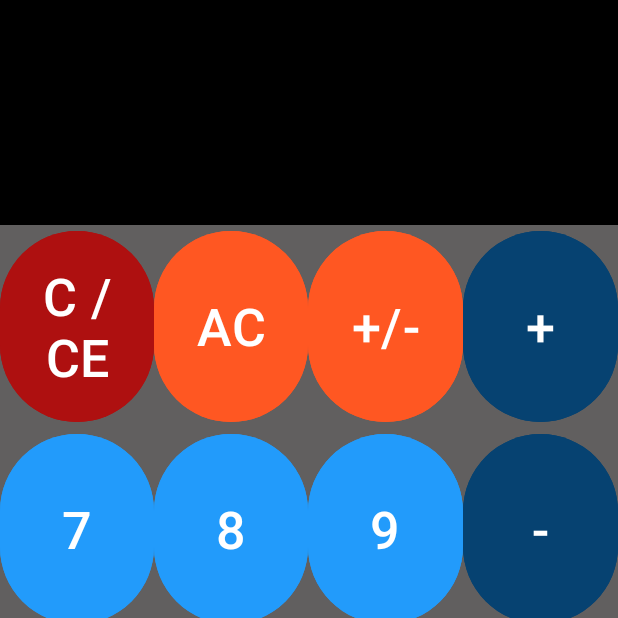
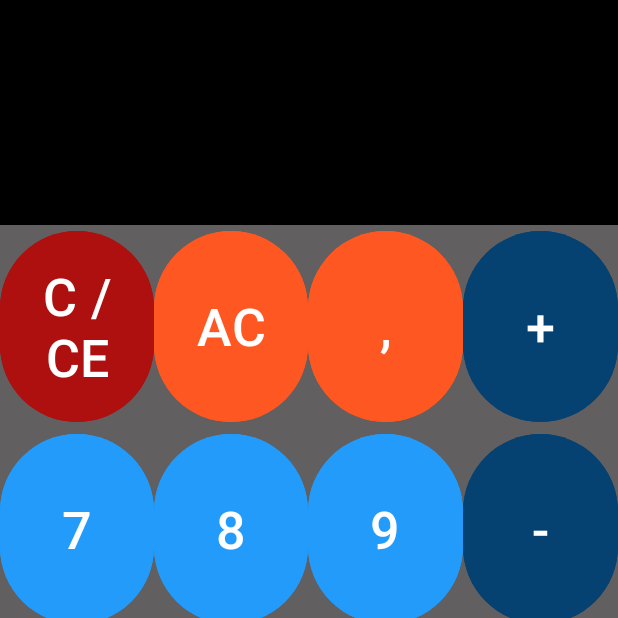
Before and after one commit to Jvsin/calculatorApp, an Android app: the BasicCalcActivity screen opened directly, with no data from a screen before it, on a phone screen of 412 x 824 dp, the top half of it. Run offline under Robolectric (Android 15) with nearby library versions, the phone set to English and light mode, and no system bars.

Commit message:
poprawa stringów

```diff
--- a/app/src/main/res/layout/basic.xml
+++ b/app/src/main/res/layout/basic.xml
@@ -49,7 +49,7 @@
                 android:autoSizeMaxTextSize="35sp"
                 android:layout_weight="1"
                 android:layout_gravity="center_horizontal|center"
-                android:text="C / CE" />
+                android:text="@string/clear" />
 
             <Button
                 android:id="@+id/allClearButton"
@@ -60,7 +60,7 @@
                 android:autoSizeMaxTextSize="35sp"
                 android:layout_weight="1"
                 android:layout_gravity="center_horizontal|center"
-                android:text="AC" />
+                android:text="@string/AllClear" />
 
             <Button
                 android:id="@+id/changeSignButton"
@@ -71,7 +71,7 @@
                 android:autoSizeTextType="uniform"
                 android:autoSizeMaxTextSize="35sp"
                 android:accessibilityHeading="false"
-                android:text="+/-"
+                android:text="@string/Coma"
                 android:layout_gravity="center_horizontal|center"
                 android:visibility="visible" />
 
@@ -84,7 +84,7 @@
                 android:autoSizeMaxTextSize="35sp"
                 android:layout_weight="1"
                 android:layout_gravity="center_horizontal|center"
-                android:text="+" />
+                android:text="@string/Plus" />
         </LinearLayout>
 
         <LinearLayout
@@ -105,7 +105,7 @@
                 android:autoSizeMaxTextSize="35sp"
                 android:layout_weight="1"
                 android:layout_gravity="center_horizontal|center"
-                android:text="7" />
+                android:text="@string/Seven" />
 
             <Button
                 android:id="@+id/button8"
@@ -116,7 +116,7 @@
                 android:autoSizeMaxTextSize="35sp"
                 android:layout_weight="1"
                 android:layout_gravity="center_horizontal|center"
-                android:text="8" />
+                android:text="@string/Eight" />
 
             <Button
                 android:id="@+id/button9"
@@ -127,7 +127,7 @@
                 android:layout_height="match_parent"
                 android:layout_gravity="center_horizontal|center"
                 android:layout_weight="1"
-                android:text="9" />
+                android:text="@string/Nine" />
 
             <Button
                 android:id="@+id/buttonMinus"
@@ -138,7 +138,7 @@
                 android:autoSizeMaxTextSize="35sp"
                 android:layout_gravity="center_horizontal|center"
                 android:layout_weight="1"
-                android:text="-" />
+                android:text="@string/Minus" />
         </LinearLayout>
 
         <LinearLayout
@@ -158,7 +158,7 @@
                 android:autoSizeMaxTextSize="35sp"
                 android:layout_gravity="center_horizontal|center"
                 android:layout_weight="1"
-                android:text="4" />
+                android:text="@string/Four" />
 
             <Button
                 android:id="@+id/button5"
@@ -169,7 +169,7 @@
                 android:autoSizeMaxTextSize="35sp"
                 android:layout_gravity="center_horizontal|center"
                 android:layout_weight="1"
-                android:text="5" />
+                android:text="@string/Five" />
 
             <Button
                 android:id="@+id/button6"
@@ -180,7 +180,7 @@
                 android:autoSizeMaxTextSize="35sp"
                 android:layout_gravity="center_horizontal|center"
                 android:layout_weight="1"
-                android:text="6" />
+                android:text="@string/Six" />
 
             <Button
                 android:id="@+id/buttonMultiply"
@@ -191,7 +191,7 @@
                 android:autoSizeMaxTextSize="35sp"
                 android:layout_gravity="center_horizontal|center"
                 android:layout_weight="1"
-                android:text="X" />
+                android:text="@string/Multiply" />
         </LinearLayout>
 
         <LinearLayout
@@ -211,7 +211,7 @@
                 android:autoSizeMaxTextSize="35sp"
                 android:layout_gravity="center_horizontal|center"
                 android:layout_weight="1"
-                android:text="1" />
+                android:text="@string/One" />
 
             <Button
                 android:id="@+id/button2"
@@ -222,7 +222,7 @@
                 android:autoSizeMaxTextSize="35sp"
                 android:layout_gravity="center_horizontal|center"
                 android:layout_weight="1"
-                android:text="2" />
+                android:text="@string/Two" />
 
             <Button
                 android:id="@+id/button3"
@@ -233,7 +233,7 @@
                 android:autoSizeMaxTextSize="35sp"
                 android:layout_gravity="center_horizontal|center"
                 android:layout_weight="1"
-                android:text="3" />
+                android:text="@string/Three" />
 
             <Button
                 android:id="@+id/buttonDivide"
@@ -244,7 +244,7 @@
                 android:autoSizeMaxTextSize="35sp"
                 android:layout_gravity="center_horizontal|center"
                 android:layout_weight="1"
-                android:text="/" />
+                android:text="@string/Divide" />
 
         </LinearLayout>
 
@@ -265,7 +265,7 @@
                 android:autoSizeMaxTextSize="35sp"
                 android:layout_gravity="center_horizontal|center"
                 android:layout_weight="2"
-                android:text="0" />
+                android:text="@string/Zero" />
 
             <Button
                 android:id="@+id/buttonComa"
@@ -276,7 +276,7 @@
                 android:autoSizeMaxTextSize="35sp"
                 android:layout_gravity="center_horizontal|center"
                 android:layout_weight="1"
-                android:text="," />
+                android:text="@string/Coma" />
 
             <Button
                 android:id="@+id/buttonEqual"
@@ -287,7 +287,7 @@
                 android:autoSizeMaxTextSize="35sp"
                 android:layout_gravity="center_horizontal|center"
                 android:layout_weight="1"
-                android:text="=" />
+                android:text="@string/Equal" />
 
         </LinearLayout>
 
--- a/app/src/main/res/values/strings.xml
+++ b/app/src/main/res/values/strings.xml
@@ -4,4 +4,32 @@
     <string name="przedmiot">Przedmiot: Technologie Mobilne 2023/2024 sem. letni</string>
     <string name="opis">Projekt aplikacji mobilnej kalkulatora podstawowego oraz zaawansowanego.</string>
     <string name="powrot">Wróć</string>
+    <string name="clear">C / CE</string>
+    <string name="AllClear">AC</string>
+    <string name="Sign">+/-</string>
+    <string name="Percent">%</string>
+    <string name="Sinus">sin(x)</string>
+    <string name="Cosinus">cos(x)</string>
+    <string name="Tangens">tan(x)</string>
+    <string name="Power2">x^2</string>
+    <string name="NaturalLog">ln(x)</string>
+    <string name="DecimalLog">log(x)</string>
+    <string name="Square">sqrt(x)</string>
+    <string name="PowerY">x^y</string>
+    <string name="Seven">7</string>
+    <string name="Eight">8</string>
+    <string name="Nine">9</string>
+    <string name="Plus">+</string>
+    <string name="Four">4</string>
+    <string name="Five">5</string>
+    <string name="Six">6</string>
+    <string name="Minus">-</string>
+    <string name="One">1</string>
+    <string name="Two">2</string>
+    <string name="Three">3</string>
+    <string name="Multiply">X</string>
+    <string name="Coma">,</string>
+    <string name="Zero">0</string>
+    <string name="Equal">=</string>
+    <string name="Divide">/</string>
 </resources>
```
Also changed, not shown: app/src/main/res/layout/advanced.xml (+28 -28 lines).
